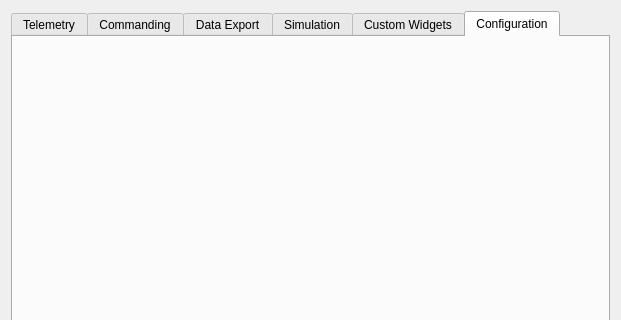
sudozer/dex, file apps/main/ui/main.ui: the form before one commit; both pictures show x 0 to 621 and y 0 to 320 of the 621 by 681 pixel window.
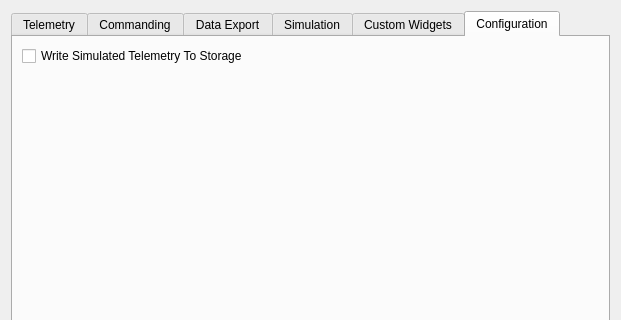
The form after the commit. The open tabs and pages were chosen to show the change.

Commit message: remove arraylength as an option for defining telemetry or commands

```diff
--- a/apps/main/ui/main.ui
+++ b/apps/main/ui/main.ui
@@ -739,6 +739,46 @@
         <attribute name="title">
          <string>Configuration</string>
         </attribute>
+        <layout class="QVBoxLayout" name="verticalLayout_15">
+         <item>
+          <layout class="QVBoxLayout" name="verticalLayout_14">
+           <item>
+            <layout class="QHBoxLayout" name="horizontalLayout_21">
+             <item>
+              <layout class="QVBoxLayout" name="verticalLayout_16">
+               <item>
+                <widget class="QCheckBox" name="checkBox_3">
+                 <property name="toolTip">
+                  <string>For development use only, will write simulated telemetry to project database</string>
+                 </property>
+                 <property name="text">
+                  <string>Write Simulated Telemetry To Storage</string>
+                 </property>
+                </widget>
+               </item>
+               <item>
+                <spacer name="verticalSpacer_2">
+                 <property name="orientation">
+                  <enum>Qt::Vertical</enum>
+                 </property>
+                 <property name="sizeHint" stdset="0">
+                  <size>
+                   <width>20</width>
+                   <height>40</height>
+                  </size>
+                 </property>
+                </spacer>
+               </item>
+              </layout>
+             </item>
+             <item>
+              <layout class="QVBoxLayout" name="verticalLayout_17"/>
+             </item>
+            </layout>
+           </item>
+          </layout>
+         </item>
+        </layout>
        </widget>
       </widget>
      </item>
```
Left out of the diff: 42 changed lines with no effect on the pictures. The commit also changes 11 other files.
